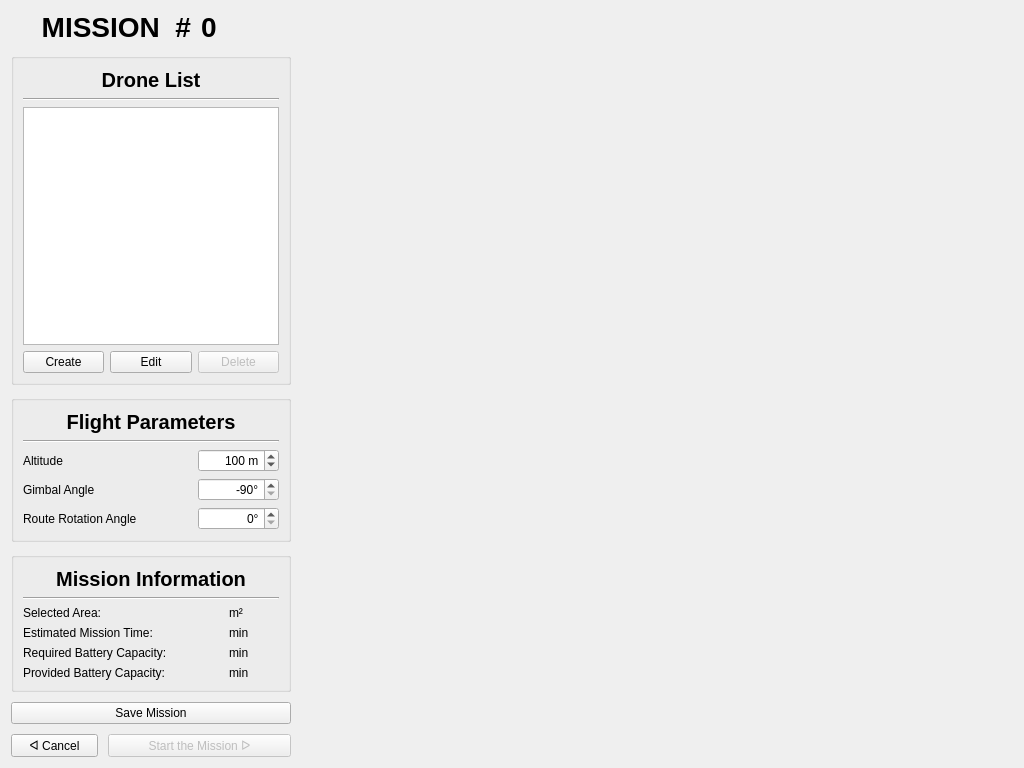
Qt form UI/Preflight2/pre2_design.ui (cmpe-DroneLab/GeoFly3D) before a commit.
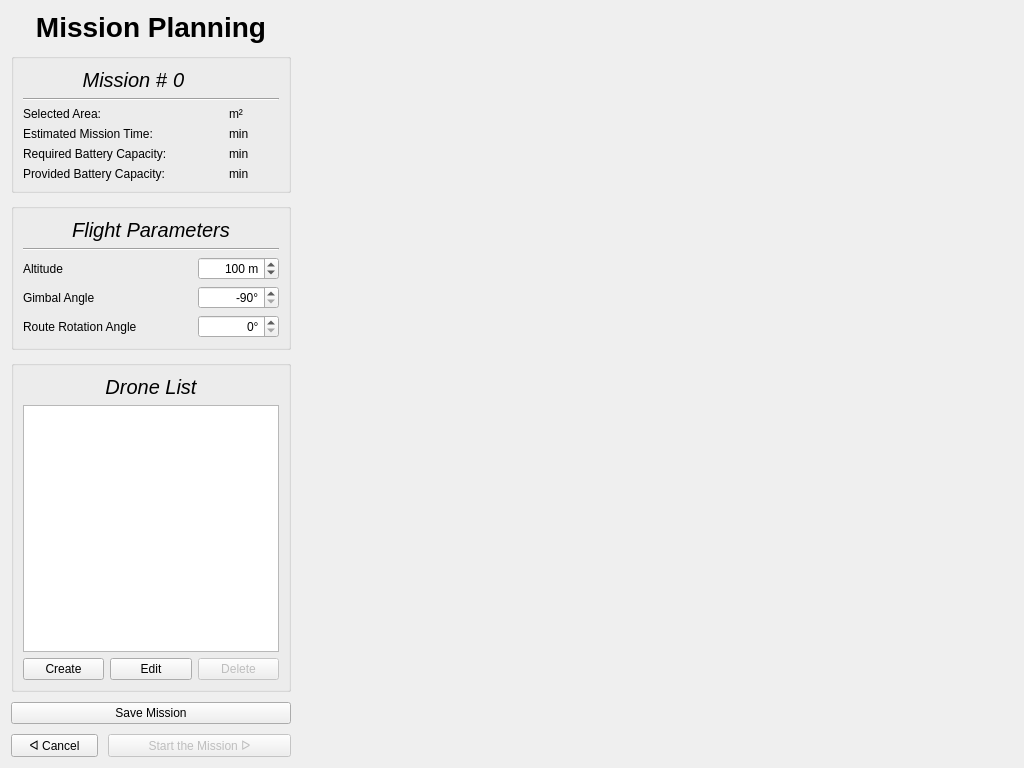
The same form after that commit.

Patch:
```diff
--- a/UI/Preflight2/pre2_design.ui
+++ b/UI/Preflight2/pre2_design.ui
@@ -20,203 +20,19 @@
       <number>10</number>
      </property>
      <item>
-      <layout class="QGridLayout" name="g_lay_mission_header">
-       <item row="0" column="2">
-        <widget class="QLabel" name="id_label">
-         <property name="font">
-          <font>
-           <pointsize>21</pointsize>
-           <bold>true</bold>
-          </font>
-         </property>
-         <property name="text">
-          <string>0</string>
-         </property>
-        </widget>
-       </item>
-       <item row="0" column="0" colspan="2">
-        <widget class="QLabel" name="label_header">
-         <property name="font">
-          <font>
-           <pointsize>21</pointsize>
-           <bold>true</bold>
-          </font>
-         </property>
-         <property name="text">
-          <string>MISSION  #</string>
-         </property>
-         <property name="alignment">
-          <set>Qt::AlignRight|Qt::AlignTrailing|Qt::AlignVCenter</set>
-         </property>
-        </widget>
-       </item>
-      </layout>
-     </item>
-     <item>
-      <widget class="QGroupBox" name="gb_drones">
-       <property name="title">
-        <string/>
+      <widget class="QLabel" name="label_header">
+       <property name="font">
+        <font>
+         <pointsize>21</pointsize>
+         <bold>true</bold>
+        </font>
        </property>
-       <layout class="QVBoxLayout" name="verticalLayout_2">
-        <item>
-         <widget class="QLabel" name="label_drones">
-          <property name="font">
-           <font>
-            <pointsize>15</pointsize>
-            <bold>true</bold>
-           </font>
-          </property>
-          <property name="text">
-           <string>Drone List</string>
-          </property>
-          <property name="alignment">
-           <set>Qt::AlignCenter</set>
-          </property>
-         </widget>
-        </item>
-        <item>
-         <widget class="Line" name="line_3">
-          <property name="orientation">
-           <enum>Qt::Horizontal</enum>
-          </property>
-         </widget>
-        </item>
-        <item>
-         <widget class="QListWidget" name="listWidget"/>
-        </item>
-        <item>
-         <layout class="QHBoxLayout" name="h_lay_drone_buttons">
-          <item>
-           <widget class="QPushButton" name="btn_add_drone">
-            <property name="text">
-             <string>Create</string>
-            </property>
-           </widget>
-          </item>
-          <item>
-           <widget class="QPushButton" name="btn_edit_drone">
-            <property name="text">
-             <string>Edit</string>
-            </property>
-           </widget>
-          </item>
-          <item>
-           <widget class="QPushButton" name="btn_delete_drone">
-            <property name="enabled">
-             <bool>false</bool>
-            </property>
-            <property name="text">
-             <string>Delete</string>
-            </property>
-           </widget>
-          </item>
-         </layout>
-        </item>
-       </layout>
-      </widget>
-     </item>
-     <item>
-      <widget class="QGroupBox" name="groupBox">
-       <property name="title">
-        <string/>
+       <property name="text">
+        <string>Mission Planning</string>
        </property>
-       <layout class="QGridLayout" name="gridLayout_2">
-        <item row="3" column="2">
-         <widget class="QSpinBox" name="spinbox_altitude">
-          <property name="alignment">
-           <set>Qt::AlignRight|Qt::AlignTrailing|Qt::AlignVCenter</set>
-          </property>
-          <property name="suffix">
-           <string> m</string>
-          </property>
-          <property name="minimum">
-           <number>10</number>
-          </property>
-          <property name="maximum">
-           <number>200</number>
-          </property>
-          <property name="value">
-           <number>100</number>
-          </property>
-         </widget>
-        </item>
-        <item row="5" column="2">
-         <widget class="QSpinBox" name="spinbox_route_angle">
-          <property name="alignment">
-           <set>Qt::AlignRight|Qt::AlignTrailing|Qt::AlignVCenter</set>
-          </property>
-          <property name="suffix">
-           <string>°</string>
-          </property>
-          <property name="maximum">
-           <number>180</number>
-          </property>
-         </widget>
-        </item>
-        <item row="4" column="2">
-         <widget class="QSpinBox" name="spinbox_gimbal">
-          <property name="alignment">
-           <set>Qt::AlignRight|Qt::AlignTrailing|Qt::AlignVCenter</set>
-          </property>
-          <property name="suffix">
-           <string>°</string>
-          </property>
-          <property name="minimum">
-           <number>-90</number>
-          </property>
-          <property name="maximum">
-           <number>0</number>
-          </property>
-          <property name="value">
-           <number>-90</number>
-          </property>
-         </widget>
-        </item>
-        <item row="5" column="0" colspan="2">
-         <widget class="QLabel" name="label_route_angle">
-          <property name="text">
-           <string>Route Rotation Angle</string>
-          </property>
-         </widget>
-        </item>
-        <item row="4" column="0" colspan="2">
-         <widget class="QLabel" name="label_gimbal_angle">
-          <property name="text">
-           <string>Gimbal Angle</string>
-          </property>
-         </widget>
-        </item>
-        <item row="3" column="0" colspan="2">
-         <widget class="QLabel" name="label_altitude">
-          <property name="text">
-           <string>Altitude</string>
-          </property>
-         </widget>
-        </item>
-        <item row="0" column="0" colspan="3">
-         <widget class="QLabel" name="label_flight_parameters">
-          <property name="font">
-           <font>
-            <pointsize>15</pointsize>
-            <bold>true</bold>
-           </font>
-          </property>
-          <property name="text">
-           <string>Flight Parameters</string>
-          </property>
-          <property name="alignment">
-           <set>Qt::AlignCenter</set>
-          </property>
-         </widget>
-        </item>
-        <item row="1" column="0" colspan="3">
-         <widget class="Line" name="line">
-          <property name="orientation">
-           <enum>Qt::Horizontal</enum>
-          </property>
-         </widget>
-        </item>
-       </layout>
+       <property name="alignment">
+        <set>Qt::AlignCenter</set>
+       </property>
       </widget>
      </item>
      <item>
@@ -239,22 +55,6 @@
           </property>
          </widget>
         </item>
-        <item row="0" column="0" colspan="3">
-         <widget class="QLabel" name="label_mission_information">
-          <property name="font">
-           <font>
-            <pointsize>15</pointsize>
-            <bold>true</bold>
-           </font>
-          </property>
-          <property name="text">
-           <string>Mission Information</string>
-          </property>
-          <property name="alignment">
-           <set>Qt::AlignCenter</set>
-          </property>
-         </widget>
-        </item>
         <item row="3" column="2">
          <widget class="QLabel" name="mission_time_unit">
           <property name="text">
@@ -343,6 +143,195 @@
            <set>Qt::AlignRight|Qt::AlignTrailing|Qt::AlignVCenter</set>
           </property>
          </widget>
+        </item>
+        <item row="0" column="0">
+         <widget class="QLabel" name="label_mission_information">
+          <property name="font">
+           <font>
+            <pointsize>15</pointsize>
+            <italic>true</italic>
+           </font>
+          </property>
+          <property name="text">
+           <string>Mission #</string>
+          </property>
+          <property name="alignment">
+           <set>Qt::AlignRight|Qt::AlignTrailing|Qt::AlignVCenter</set>
+          </property>
+         </widget>
+        </item>
+        <item row="0" column="1">
+         <widget class="QLabel" name="id_label">
+          <property name="font">
+           <font>
+            <pointsize>15</pointsize>
+            <italic>true</italic>
+           </font>
+          </property>
+          <property name="text">
+           <string>0</string>
+          </property>
+         </widget>
+        </item>
+       </layout>
+      </widget>
+     </item>
+     <item>
+      <widget class="QGroupBox" name="groupBox">
+       <property name="title">
+        <string/>
+       </property>
+       <layout class="QGridLayout" name="gridLayout_2">
+        <item row="3" column="2">
+         <widget class="QSpinBox" name="spinbox_altitude">
+          <property name="alignment">
+           <set>Qt::AlignRight|Qt::AlignTrailing|Qt::AlignVCenter</set>
+          </property>
+          <property name="suffix">
+           <string> m</string>
+          </property>
+          <property name="minimum">
+           <number>10</number>
+          </property>
+          <property name="maximum">
+           <number>200</number>
+          </property>
+          <property name="value">
+           <number>100</number>
+          </property>
+         </widget>
+        </item>
+        <item row="5" column="2">
+         <widget class="QSpinBox" name="spinbox_route_angle">
+          <property name="alignment">
+           <set>Qt::AlignRight|Qt::AlignTrailing|Qt::AlignVCenter</set>
+          </property>
+          <property name="suffix">
+           <string>°</string>
+          </property>
+          <property name="maximum">
+           <number>180</number>
+          </property>
+         </widget>
+        </item>
+        <item row="4" column="2">
+         <widget class="QSpinBox" name="spinbox_gimbal">
+          <property name="alignment">
+           <set>Qt::AlignRight|Qt::AlignTrailing|Qt::AlignVCenter</set>
+          </property>
+          <property name="suffix">
+           <string>°</string>
+          </property>
+          <property name="minimum">
+           <number>-90</number>
+          </property>
+          <property name="maximum">
+           <number>0</number>
+          </property>
+          <property name="value">
+           <number>-90</number>
+          </property>
+         </widget>
+        </item>
+        <item row="5" column="0" colspan="2">
+         <widget class="QLabel" name="label_route_angle">
+          <property name="text">
+           <string>Route Rotation Angle</string>
+          </property>
+         </widget>
+        </item>
+        <item row="4" column="0" colspan="2">
+         <widget class="QLabel" name="label_gimbal_angle">
+          <property name="text">
+           <string>Gimbal Angle</string>
+          </property>
+         </widget>
+        </item>
+        <item row="3" column="0" colspan="2">
+         <widget class="QLabel" name="label_altitude">
+          <property name="text">
+           <string>Altitude</string>
+          </property>
+         </widget>
+        </item>
+        <item row="0" column="0" colspan="3">
+         <widget class="QLabel" name="label_flight_parameters">
+          <property name="font">
+           <font>
+            <pointsize>15</pointsize>
+            <italic>true</italic>
+           </font>
+          </property>
+          <property name="text">
+           <string>Flight Parameters</string>
+          </property>
+          <property name="alignment">
+           <set>Qt::AlignCenter</set>
+          </property>
+         </widget>
+        </item>
+        <item row="1" column="0" colspan="3">
+         <widget class="Line" name="line">
+          <property name="orientation">
+           <enum>Qt::Horizontal</enum>
+          </property>
+         </widget>
+        </item>
+       </layout>
+      </widget>
+     </item>
+     <item>
+      <widget class="QGroupBox" name="gb_drones">
+       <property name="title">
+        <string/>
+       </property>
+       <layout class="QVBoxLayout" name="verticalLayout_2">
+        <item>
+         <widget class="QLabel" name="label_drones">
+          <property name="font">
+           <font>
+            <pointsize>15</pointsize>
+            <italic>true</italic>
+           </font>
+          </property>
+          <property name="text">
+           <string>Drone List</string>
+          </property>
+          <property name="alignment">
+           <set>Qt::AlignCenter</set>
+          </property>
+         </widget>
+        </item>
+        <item>
+         <widget class="QListWidget" name="listWidget"/>
+        </item>
+        <item>
+         <layout class="QHBoxLayout" name="h_lay_drone_buttons">
+          <item>
+           <widget class="QPushButton" name="btn_add_drone">
+            <property name="text">
+             <string>Create</string>
+            </property>
+           </widget>
+          </item>
+          <item>
+           <widget class="QPushButton" name="btn_edit_drone">
+            <property name="text">
+             <string>Edit</string>
+            </property>
+           </widget>
+          </item>
+          <item>
+           <widget class="QPushButton" name="btn_delete_drone">
+            <property name="enabled">
+             <bool>false</bool>
+            </property>
+            <property name="text">
+             <string>Delete</string>
+            </property>
+           </widget>
+          </item>
+         </layout>
         </item>
        </layout>
       </widget>
```
